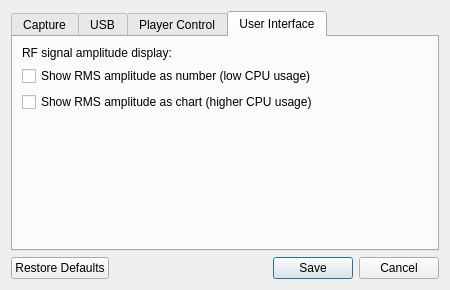
First picture: the form in Linux-Application/DomesdayDuplicator/configurationdialog.ui, repository simoninns/DomesdayDuplicator-gui-app, before the edit.
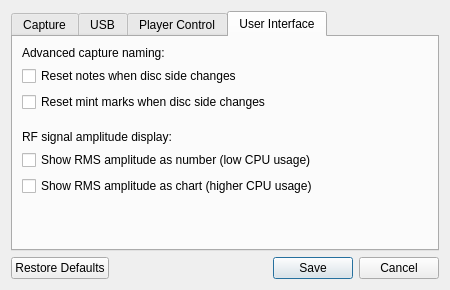
Second picture: the form after the edit. The open tabs and pages were chosen to show the change.

Commit message:
Add settings to enable/disable per-side notes and mint marks.
These are individually configurable because it's reasonable to want one
but not the other (e.g. if you're using the notes field to record the
player used).

What changed in the file:
```diff
--- a/Linux-Application/DomesdayDuplicator/configurationdialog.ui
+++ b/Linux-Application/DomesdayDuplicator/configurationdialog.ui
@@ -312,6 +312,43 @@
        <string>User Interface</string>
       </attribute>
       <layout class="QVBoxLayout" name="verticalLayout_2">
+       <item>
+        <widget class="QLabel" name="advancedNamingLabel">
+         <property name="text">
+          <string>Advanced capture naming:</string>
+         </property>
+        </widget>
+       </item>
+       <item>
+        <widget class="QCheckBox" name="perSideNotesCheckBox">
+         <property name="text">
+          <string>Reset notes when disc side changes</string>
+         </property>
+        </widget>
+       </item>
+       <item>
+        <widget class="QCheckBox" name="perSideMintCheckBox">
+         <property name="text">
+          <string>Reset mint marks when disc side changes</string>
+         </property>
+        </widget>
+       </item>
+       <item>
+        <spacer name="verticalSpacer_8">
+         <property name="orientation">
+          <enum>Qt::Vertical</enum>
+         </property>
+         <property name="sizeType">
+          <enum>QSizePolicy::Fixed</enum>
+         </property>
+         <property name="sizeHint" stdset="0">
+          <size>
+           <width>20</width>
+           <height>12</height>
+          </size>
+         </property>
+        </spacer>
+       </item>
        <item>
         <widget class="QLabel" name="amplitudeLabel">
          <property name="text">
```
Left out of the diff: 2 changed lines with no effect on the pictures. The commit also changes 6 other files.
